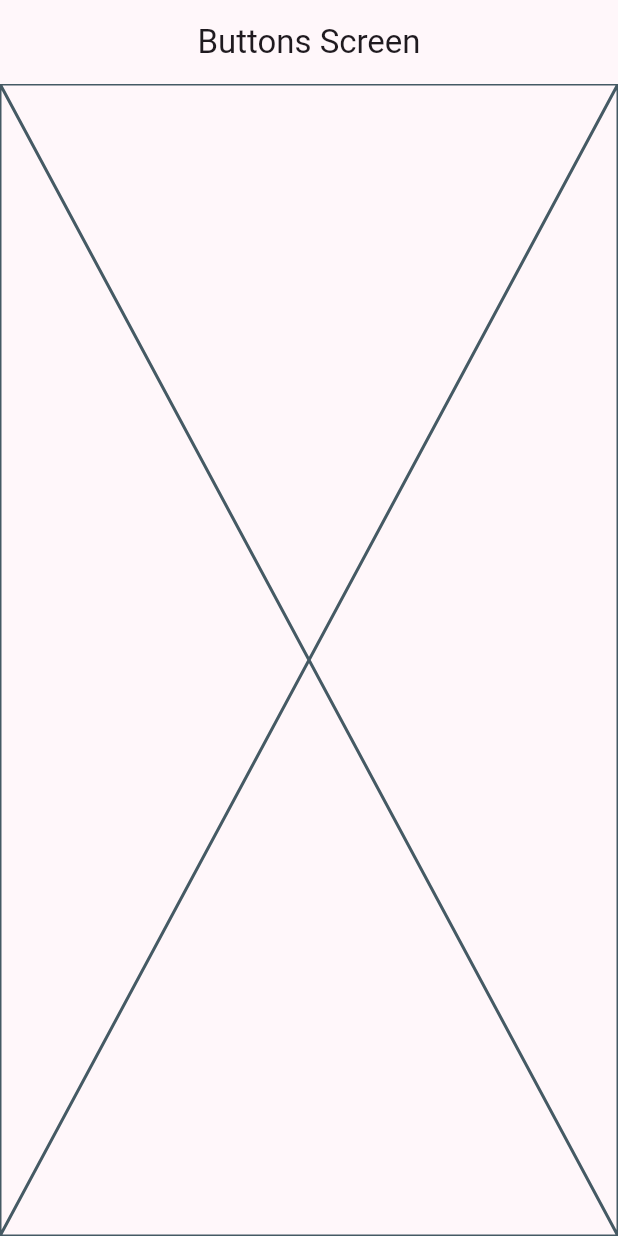
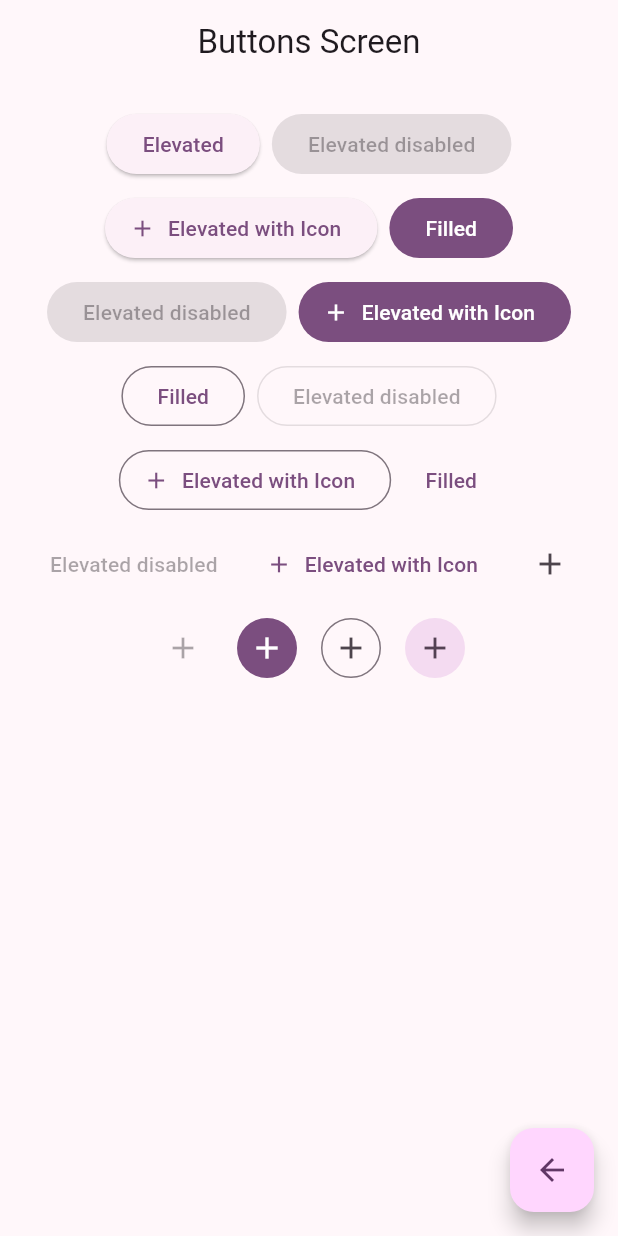
Before and after one commit to Darkv1c/widgets_app, a Flutter app: the ButtonsScreen screen opened by its route, on a phone screen of 412 x 824 dp. Run offline on Flutter 3.47's test engine with Material 3 defaults, Android fonts, the phone set to English and light mode, and no system bars; our stand-ins replace go_router.

Commit message:
add basic buttons to buttons page

```diff
--- a/lib/presentations/screens/buttons_screen.dart
+++ b/lib/presentations/screens/buttons_screen.dart
@@ -1,4 +1,5 @@
 import 'package:flutter/material.dart';
+import 'package:go_router/go_router.dart';
 
 class ButtonsScreen extends StatelessWidget {
   static const String name = 'buttons_screen';
@@ -9,7 +10,81 @@ class ButtonsScreen extends StatelessWidget {
   Widget build(BuildContext context) {
     return Scaffold(
       appBar: AppBar(title: Text('Buttons Screen')),
-      body: Placeholder(),
+      body: _ButtonsView(),
+      floatingActionButton: FloatingActionButton(
+        child: const Icon(Icons.arrow_back),
+        onPressed: () {
+          context.pop();
+        },
+      ),
     );
   }
 }
+
+class _ButtonsView extends StatelessWidget {
+  @override
+  Widget build(BuildContext context) {
+    return Padding(
+      padding: const EdgeInsets.all(16),
+      child: SizedBox.expand(
+        child: Wrap(
+          spacing: 8,
+          runSpacing: 8,
+          alignment: WrapAlignment.center,
+          children: [
+            /** Elevated */
+            ElevatedButton(onPressed: () {}, child: const Text('Elevated')),
+            const ElevatedButton(
+              onPressed: null,
+              child: Text('Elevated disabled'),
+            ),
+            ElevatedButton.icon(
+              onPressed: () {},
+              label: const Text('Elevated with Icon'),
+              icon: const Icon(Icons.add),
+            ),
+            /** Filled */
+            FilledButton(onPressed: () {}, child: const Text('Filled')),
+            const FilledButton(
+              onPressed: null,
+              child: Text('Elevated disabled'),
+            ),
+            FilledButton.icon(
+              onPressed: () {},
+              label: const Text('Elevated with Icon'),
+              icon: const Icon(Icons.add),
+            ),
+            /** Outlined */
+            OutlinedButton(onPressed: () {}, child: const Text('Filled')),
+            const OutlinedButton(
+              onPressed: null,
+              child: Text('Elevated disabled'),
+            ),
+            OutlinedButton.icon(
+              onPressed: () {},
+              label: const Text('Elevated with Icon'),
+              icon: const Icon(Icons.add),
+            ),
+            /** TextButton */
+            TextButton(onPressed: () {}, child: const Text('Filled')),
+            const TextButton(onPressed: null, child: Text('Elevated disabled')),
+            TextButton.icon(
+              onPressed: () {},
+              label: const Text('Elevated with Icon'),
+              icon: const Icon(Icons.add),
+            ),
+            /** IconButton */
+            IconButton(onPressed: () {}, icon: Icon(Icons.add)),
+            const IconButton(onPressed: null, icon: Icon(Icons.add)),
+            IconButton.filled(onPressed: () {}, icon: const Icon(Icons.add)),
+            IconButton.outlined(onPressed: () {}, icon: const Icon(Icons.add)),
+            IconButton.filledTonal(
+              onPressed: () {},
+              icon: const Icon(Icons.add),
+            ),
+          ],
+        ),
+      ),
+    );
+  }
+}
```
